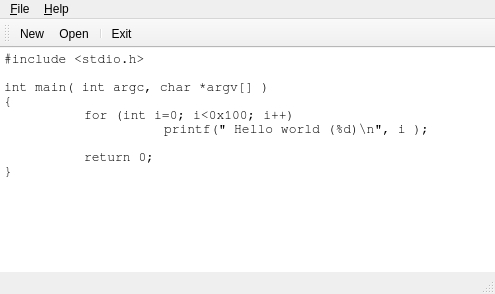
Qt form tools/qtsourceview/demos/demo1/mainwindow1.ui (diegoiast/qtsourceview) before a commit.
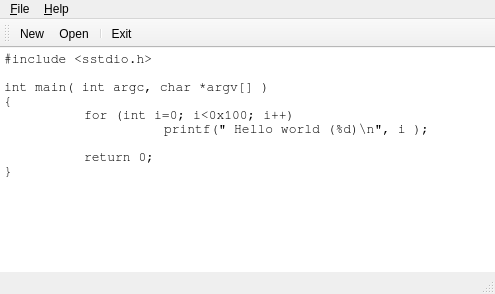
The same form after that commit.

Patch:
```diff
--- a/tools/qtsourceview/demos/demo1/mainwindow1.ui
+++ b/tools/qtsourceview/demos/demo1/mainwindow1.ui
@@ -46,7 +46,18 @@
        <enum>QTextEdit::NoWrap</enum>
       </property>
       <property name="html" >
-       <string>&lt;html>&lt;head>&lt;meta name="qrichtext" content="1" />&lt;/head>&lt;body style=" white-space: pre-wrap; font-family:FreeMono; font-size:10pt; font-weight:400; font-style:normal; text-decoration:none;">&lt;p style=" margin-top:0px; margin-bottom:0px; margin-left:0px; margin-right:0px; -qt-block-indent:0; text-indent:0px;">#include &amp;lt;stdio.h&amp;gt;&lt;/p>&lt;p style="-qt-paragraph-type:empty; margin-top:0px; margin-bottom:0px; margin-left:0px; margin-right:0px; -qt-block-indent:0; text-indent:0px;">&lt;/p>&lt;p style=" margin-top:0px; margin-bottom:0px; margin-left:0px; margin-right:0px; -qt-block-indent:0; text-indent:0px;">int main( int argc, char *argv[] )&lt;/p>&lt;p style=" margin-top:0px; margin-bottom:0px; margin-left:0px; margin-right:0px; -qt-block-indent:0; text-indent:0px;">{&lt;/p>&lt;p style=" margin-top:0px; margin-bottom:0px; margin-left:0px; margin-right:0px; -qt-block-indent:0; text-indent:0px;">	for (int i=0; i&amp;lt;0x100; i++)&lt;/p>&lt;p style=" margin-top:0px; margin-bottom:0px; margin-left:0px; margin-right:0px; -qt-block-indent:0; text-indent:0px;">		printf(" Hello world (%d)\n", i );&lt;/p>&lt;p style=" margin-top:0px; margin-bottom:0px; margin-left:0px; margin-right:0px; -qt-block-indent:0; text-indent:0px;">	&lt;/p>&lt;p style=" margin-top:0px; margin-bottom:0px; margin-left:0px; margin-right:0px; -qt-block-indent:0; text-indent:0px;">	return 0;&lt;/p>&lt;p style=" margin-top:0px; margin-bottom:0px; margin-left:0px; margin-right:0px; -qt-block-indent:0; text-indent:0px;">}&lt;/p>&lt;/body>&lt;/html></string>
+       <string>&lt;html>&lt;head>&lt;meta name="qrichtext" content="1" />&lt;style type="text/css">
+p, li { white-space: pre-wrap; }
+&lt;/style>&lt;/head>&lt;body style=" font-family:FreeMono; font-size:10pt; font-weight:400; font-style:normal; text-decoration:none;">
+&lt;p style=" margin-top:0px; margin-bottom:0px; margin-left:0px; margin-right:0px; -qt-block-indent:0; text-indent:0px;">#include &amp;lt;sstdio.h&amp;gt;&lt;/p>
+&lt;p style="-qt-paragraph-type:empty; margin-top:0px; margin-bottom:0px; margin-left:0px; margin-right:0px; -qt-block-indent:0; text-indent:0px;">&lt;/p>
+&lt;p style=" margin-top:0px; margin-bottom:0px; margin-left:0px; margin-right:0px; -qt-block-indent:0; text-indent:0px;">int main( int argc, char *argv[] )&lt;/p>
+&lt;p style=" margin-top:0px; margin-bottom:0px; margin-left:0px; margin-right:0px; -qt-block-indent:0; text-indent:0px;">{&lt;/p>
+&lt;p style=" margin-top:0px; margin-bottom:0px; margin-left:0px; margin-right:0px; -qt-block-indent:0; text-indent:0px;">	for (int i=0; i&amp;lt;0x100; i++)&lt;/p>
+&lt;p style=" margin-top:0px; margin-bottom:0px; margin-left:0px; margin-right:0px; -qt-block-indent:0; text-indent:0px;">		printf(" Hello world (%d)\n", i );&lt;/p>
+&lt;p style=" margin-top:0px; margin-bottom:0px; margin-left:0px; margin-right:0px; -qt-block-indent:0; text-indent:0px;">	&lt;/p>
+&lt;p style=" margin-top:0px; margin-bottom:0px; margin-left:0px; margin-right:0px; -qt-block-indent:0; text-indent:0px;">	return 0;&lt;/p>
+&lt;p style=" margin-top:0px; margin-bottom:0px; margin-left:0px; margin-right:0px; -qt-block-indent:0; text-indent:0px;">}&lt;/p>&lt;/body>&lt;/html></string>
       </property>
       <property name="acceptRichText" >
        <bool>false</bool>
```
Left out of the diff: 18 changed lines with no effect on the pictures.
